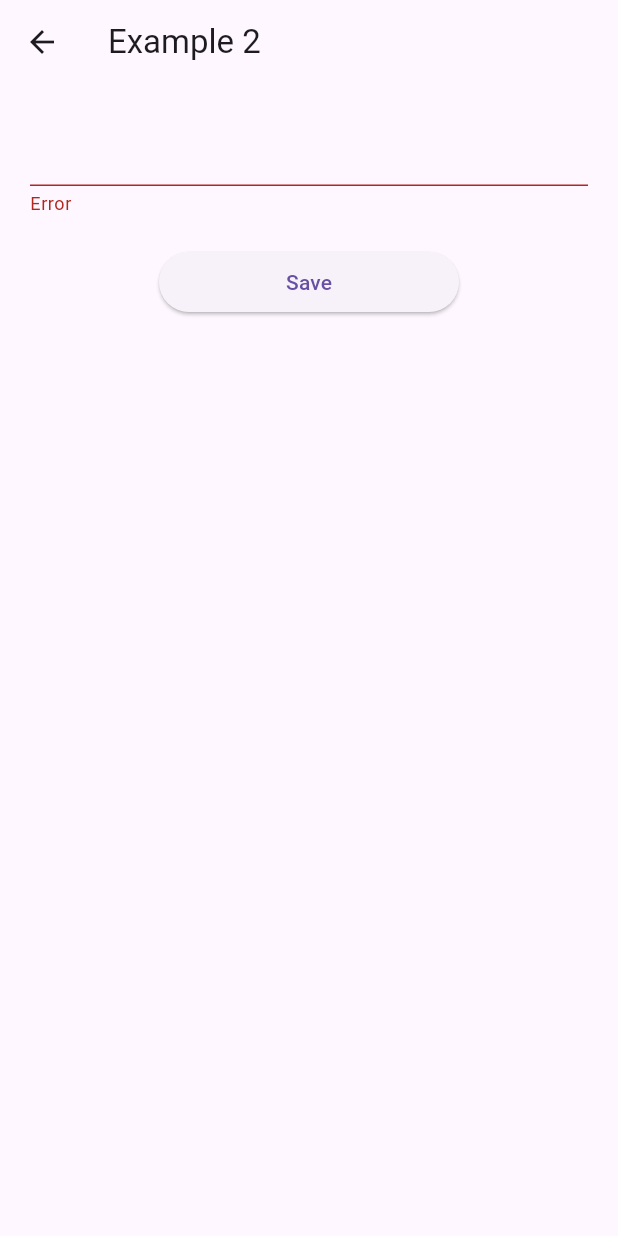
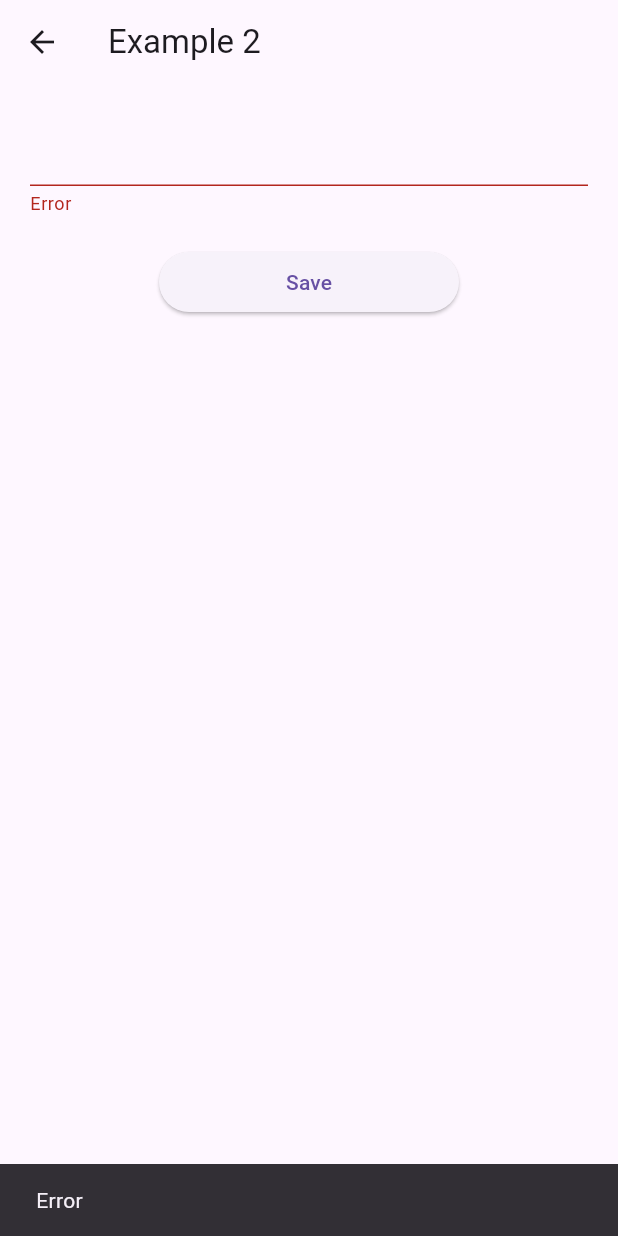
Before and after one commit to hanlogy/stateful_form, a Flutter app: the ExampleView screen opened directly, after a tap on "Save", on a phone screen of 412 x 824 dp. Run offline on Flutter 3.47's test engine with Material 3 defaults, Android fonts, the phone set to English and light mode, and no system bars; our stand-ins replace flutter_bloc.

```diff
--- a/example/lib/example1/example1.dart
+++ b/example/lib/example1/example1.dart
@@ -39,7 +39,7 @@ class _Example1State extends State<Example1> {
         padding: const EdgeInsets.all(20),
         child: StatefulFormBuilder(
           form: _form,
-          builder: (context, state, child) {
+          builder: (context, state) {
             return Column(
               children: [
                 TextField(
--- a/example/lib/example2/example2.dart
+++ b/example/lib/example2/example2.dart
@@ -54,9 +54,9 @@ class _ExampleViewState extends State<ExampleView> {
               _form.setError<NameField>('Error');
             }
           },
-          child: StatefulFormBuilder(
+          child: StatefulFormConsumer(
             form: _form,
-            builder: (context, value, child) {
+            builder: (context, value) {
               return Column(
                 children: <Widget>[
                   TextField(
@@ -78,6 +78,13 @@ class _ExampleViewState extends State<ExampleView> {
                 ],
               );
             },
+            listener: (context, state) {
+              final snackBar = SnackBar(
+                content: Text(state.errorText<NameField>().toString()),
+              );
+
+              ScaffoldMessenger.of(context).showSnackBar(snackBar);
+            },
           ),
         ),
       ),
--- a/lib/src/state.dart
+++ b/lib/src/state.dart
@@ -1,7 +1,4 @@
-import 'dart:convert';
-import 'package:flutter/foundation.dart';
-
-import 'text_field.dart';
+part of 'stateful_form.dart';
 
 /// The state of a stateful form.
 class StatefulFormState {
@@ -19,13 +16,14 @@ class StatefulFormState {
       );
 
   /// Returns the error text for [T].
+  /// It will return a generic error message if [T] is not found.
   String? errorText<T extends StatefulFormTextField>() {
     return _errors[T.toString()];
   }
 
   @override
   String toString() => jsonEncode({
-        'errors': jsonEncode(_errors),
+        'errors': _errors,
       });
 
   @override
--- a/lib/src/stateful_form.dart
+++ b/lib/src/stateful_form.dart
@@ -1,9 +1,12 @@
+import 'dart:convert';
+
 import 'package:flutter/widgets.dart';
+import 'package:flutter/foundation.dart';
 
-import 'state.dart';
-import 'text_field.dart';
-
-typedef StatefulFormOnChanged = void Function(StatefulFormTextField field);
+part 'types.dart';
+part 'text_field.dart';
+part 'state.dart';
+part 'stateful_form_consumers.dart';
 
 /// Creates a [StatefulForm].
 class StatefulForm {
@@ -142,13 +145,3 @@ class StatefulForm {
     _notifier.dispose();
   }
 }
-
-/// Creates a StatefulForm widget.
-class StatefulFormBuilder extends ValueListenableBuilder<StatefulFormState> {
-  StatefulFormBuilder({
-    required StatefulForm form,
-    required super.builder,
-    super.child,
-    super.key,
-  }) : super(valueListenable: form._notifier);
-}
--- /dev/null
+++ b/lib/src/stateful_form_consumers.dart
@@ -0,0 +1,99 @@
+part of 'stateful_form.dart';
+
+class StatefulFormBuilder extends StatefulWidget {
+  const StatefulFormBuilder({
+    super.key,
+    required this.form,
+    required this.builder,
+  });
+
+  final StatefulForm form;
+  final Widget Function(BuildContext context, StatefulFormState state) builder;
+
+  @override
+  State<StatefulFormBuilder> createState() => _StatefulFormBuilderState();
+}
+
+class _StatefulFormBuilderState extends State<StatefulFormBuilder> {
+  late StatefulFormState formState = widget.form._notifier.value;
+
+  @override
+  Widget build(BuildContext context) {
+    return StatefulFormListener(
+      form: widget.form,
+      listener: (context, state) {
+        setState(() {
+          formState = state;
+        });
+      },
+      child: widget.builder(context, formState),
+    );
+  }
+}
+
+class StatefulFormListener extends StatefulWidget {
+  const StatefulFormListener({
+    super.key,
+    required this.form,
+    required this.listener,
+    required this.child,
+  });
+
+  final StatefulForm form;
+  final Widget child;
+  final void Function(BuildContext context, StatefulFormState state) listener;
+
+  @override
+  State<StatefulFormListener> createState() => _StatefulFormListenerState();
+}
+
+class _StatefulFormListenerState extends State<StatefulFormListener> {
+  late final _notifier = widget.form._notifier;
+
+  @override
+  void initState() {
+    super.initState();
+
+    _notifier.addListener(_onStateChanged);
+  }
+
+  void _onStateChanged() {
+    widget.listener(context, _notifier.value);
+  }
+
+  @override
+  void dispose() {
+    _notifier.removeListener(_onStateChanged);
+    super.dispose();
+  }
+
+  @override
+  Widget build(BuildContext context) {
+    return widget.child;
+  }
+}
+
+class StatefulFormConsumer extends StatelessWidget {
+  const StatefulFormConsumer({
+    super.key,
+    required this.form,
+    required this.listener,
+    required this.builder,
+  });
+
+  final StatefulForm form;
+  final void Function(BuildContext context, StatefulFormState state) listener;
+  final Widget Function(BuildContext context, StatefulFormState state) builder;
+
+  @override
+  Widget build(BuildContext context) {
+    return StatefulFormListener(
+      form: form,
+      listener: listener,
+      child: StatefulFormBuilder(
+        form: form,
+        builder: builder,
+      ),
+    );
+  }
+}
--- a/lib/src/text_field.dart
+++ b/lib/src/text_field.dart
@@ -1,4 +1,4 @@
-import 'package:flutter/widgets.dart';
+part of 'stateful_form.dart';
 
 abstract class StatefulFormTextField<T extends TextEditingController> {
   const StatefulFormTextField({
--- /dev/null
+++ b/lib/src/types.dart
@@ -0,0 +1,3 @@
+part of 'stateful_form.dart';
+
+typedef StatefulFormOnChanged = void Function(StatefulFormTextField field);
--- a/lib/stateful_form.dart
+++ b/lib/stateful_form.dart
@@ -1,5 +1,3 @@
 library stateful_form;
 
-export 'src/state.dart';
-export 'src/text_field.dart';
 export 'src/stateful_form.dart';
```
Also changed, not shown: example/pubspec.lock, 2 other files.
